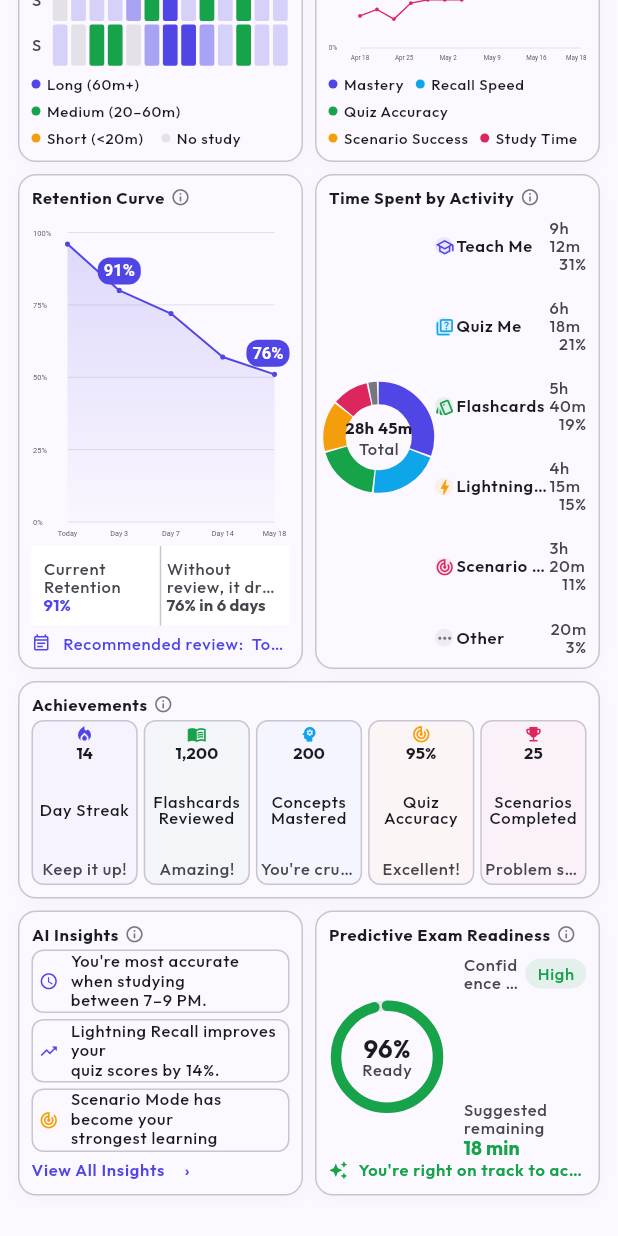
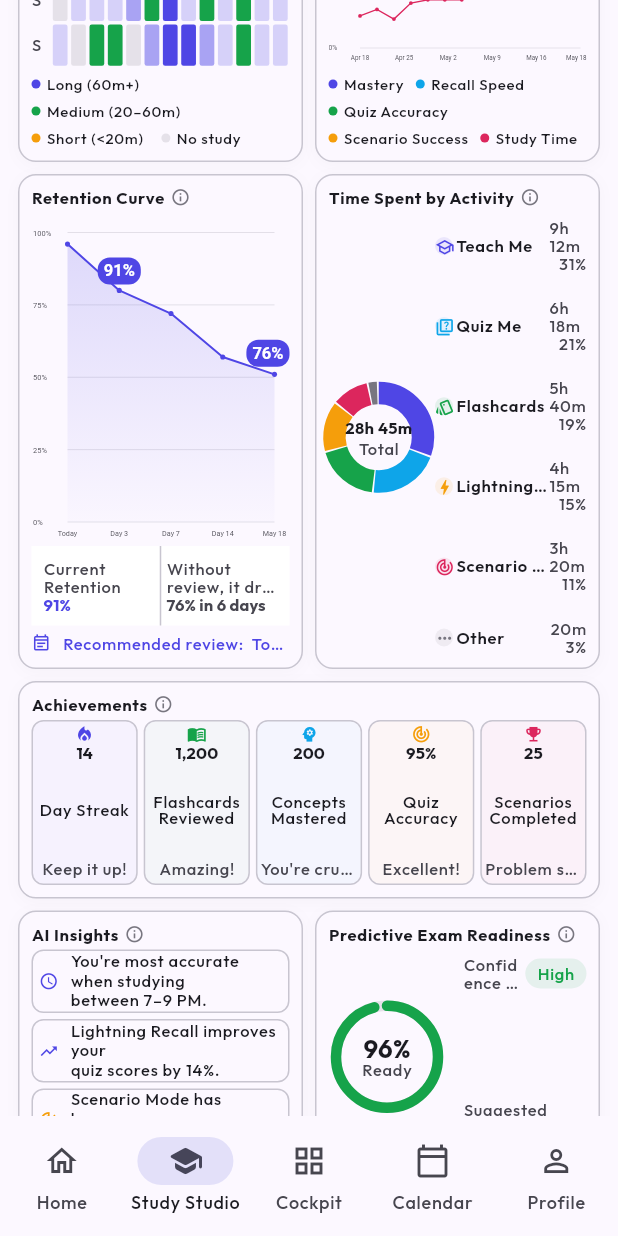
Before and after one commit to boardwalk-ai/Cockpit, a Flutter app: the StudyAnalyticsPage widget shown alone on an empty page, opened directly with empty values, scrolled down 576 dp, on a phone screen of 412 x 824 dp. Run offline on Flutter 3.47's test engine with Material 3 defaults, Android fonts, the phone set to English and light mode, and no system bars; our stand-ins replace dio, flutter_riverpod, go_router.

Commit message:
Study Analytics: desktop two-column layout + StudioShell
- Wrap the page in StudioShell so it gets the desktop nav rail / phone bottom
  nav like every other Study Studio screen (was a bare Scaffold).
- On desktop (>=900) lay the cards out in two columns inside a 1160-wide
  ContentColumn; phone keeps the single 480-wide column. Card widths stay close
  to the phone layout so the fixed-height chart cards keep their proportions.
- Add a desktop no-overflow guard to screens_16_17_test.

Co-Authored-By: Claude Opus 4.8 <noreply@anthropic.com>

```diff
--- a/packages/study_studio/lib/src/presentation/analytics/study_analytics_page.dart
+++ b/packages/study_studio/lib/src/presentation/analytics/study_analytics_page.dart
@@ -5,6 +5,7 @@ import 'package:flutter/material.dart';
 import 'package:go_router/go_router.dart';
 
 import '../../data/mock/mock_data.dart';
+import '../widgets/studio_scaffold.dart';
 
 /// Screen 16 — Study Analytics.
 ///
@@ -33,35 +34,22 @@ class _StudyAnalyticsPageState extends State<StudyAnalyticsPage> {
   @override
   Widget build(BuildContext context) {
     final data = studyAnalyticsMockData;
-    return Scaffold(
-      body: SafeArea(
-        child: Center(
-          child: ConstrainedBox(
-            constraints: const BoxConstraints(maxWidth: 480),
-            child: SingleChildScrollView(
-              padding: const EdgeInsets.fromLTRB(
-                CockpitSpacing.md,
-                CockpitSpacing.sm,
-                CockpitSpacing.md,
-                CockpitSpacing.sm,
-              ),
-              child: Column(
-                children: [
-                  _AnalyticsHeader(
+
+    // Build each card block once, then arrange for phone (single column) or
+    // desktop (two columns). Card widths stay close to the phone layout so the
+    // fixed-height, chart-bearing cards keep their tested proportions.
+    final header = _AnalyticsHeader(
       title: data.studioTitle,
       onBack: () => context.go('/study/${widget.studioId}'),
       onCalendar: () => _soon('Calendar'),
       onMore: () => _soon('More options'),
-                  ),
-                  const SizedBox(height: CockpitSpacing.sm),
-                  _PeriodSelector(
+    );
+    final selector = _PeriodSelector(
       value: _period,
       onChanged: (value) => setState(() => _period = value),
-                  ),
-                  const SizedBox(height: CockpitSpacing.sm),
-                  _OverallMasteryCard(data: data),
-                  const SizedBox(height: CockpitSpacing.sm),
-                  SizedBox(
+    );
+    final mastery = _OverallMasteryCard(data: data);
+    final activityTrends = SizedBox(
       height: 330,
       child: Row(
         crossAxisAlignment: CrossAxisAlignment.stretch,
@@ -71,9 +59,8 @@ class _StudyAnalyticsPageState extends State<StudyAnalyticsPage> {
           Expanded(child: _PerformanceTrendsCard(data: data)),
         ],
       ),
-                  ),
-                  const SizedBox(height: CockpitSpacing.sm),
-                  SizedBox(
+    );
+    final retentionTime = SizedBox(
       height: 330,
       child: Row(
         crossAxisAlignment: CrossAxisAlignment.stretch,
@@ -83,11 +70,9 @@ class _StudyAnalyticsPageState extends State<StudyAnalyticsPage> {
           Expanded(child: _TimeSpentCard(data: data)),
         ],
       ),
-                  ),
-                  const SizedBox(height: CockpitSpacing.sm),
-                  _AchievementsCard(data: data),
-                  const SizedBox(height: CockpitSpacing.sm),
-                  SizedBox(
+    );
+    final achievements = _AchievementsCard(data: data);
+    final insightsReadiness = SizedBox(
       height: 190,
       child: Row(
         crossAxisAlignment: CrossAxisAlignment.stretch,
@@ -97,9 +82,8 @@ class _StudyAnalyticsPageState extends State<StudyAnalyticsPage> {
           Expanded(child: _ReadinessCard(mastery: data.mastery)),
         ],
       ),
-                  ),
-                  const SizedBox(height: CockpitSpacing.sm),
-                  SizedBox(
+    );
+    final footer = SizedBox(
       height: 58,
       child: Row(
         children: [
@@ -108,8 +92,7 @@ class _StudyAnalyticsPageState extends State<StudyAnalyticsPage> {
             child: _FooterButton(
               icon: Icons.menu_book_outlined,
               label: 'Continue Learning',
-                            onTap: () =>
-                                context.go('/study/${widget.studioId}'),
+              onTap: () => context.go('/study/${widget.studioId}'),
             ),
           ),
           const SizedBox(width: CockpitSpacing.sm),
@@ -133,11 +116,81 @@ class _StudyAnalyticsPageState extends State<StudyAnalyticsPage> {
           ),
         ],
       ),
-                  ),
-                ],
-              ),
-            ),
-          ),
+    );
+
+    const gap = SizedBox(height: CockpitSpacing.sm);
+
+    return StudioShell(
+      selectedIndex: 1,
+      child: SafeArea(
+        child: LayoutBuilder(
+          builder: (context, constraints) {
+            final desktop = isDesktop(context);
+
+            final body = desktop
+                ? Column(
+                    crossAxisAlignment: CrossAxisAlignment.stretch,
+                    children: [
+                      header,
+                      gap,
+                      selector,
+                      gap,
+                      Row(
+                        crossAxisAlignment: CrossAxisAlignment.start,
+                        children: [
+                          Expanded(
+                            child: Column(
+                              children: [
+                                mastery,
+                                gap,
+                                activityTrends,
+                                gap,
+                                achievements,
+                              ],
+                            ),
+                          ),
+                          const SizedBox(width: CockpitSpacing.md),
+                          Expanded(
+                            child: Column(
+                              children: [retentionTime, gap, insightsReadiness],
+                            ),
+                          ),
+                        ],
+                      ),
+                      gap,
+                      footer,
+                    ],
+                  )
+                : Column(
+                    children: [
+                      header,
+                      gap,
+                      selector,
+                      gap,
+                      mastery,
+                      gap,
+                      activityTrends,
+                      gap,
+                      retentionTime,
+                      gap,
+                      achievements,
+                      gap,
+                      insightsReadiness,
+                      gap,
+                      footer,
+                    ],
+                  );
+
+            return SingleChildScrollView(
+              padding: const EdgeInsets.fromLTRB(
+                CockpitSpacing.md,
+                CockpitSpacing.sm,
+                CockpitSpacing.md,
+                CockpitSpacing.sm,
+              ),
+              child: ContentColumn(maxWidth: desktop ? 1160 : 480, child: body),
+            );
+          },
         ),
       ),
     );
```
Also changed, not shown: 1 other file. Lines whose indentation alone changed are shown as unchanged.
